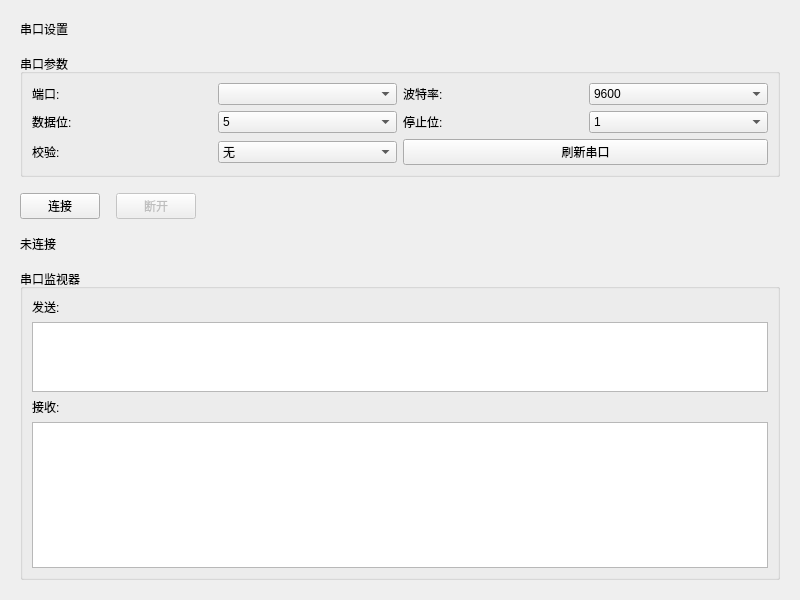
First picture: the form in src/ui/serial_panel.ui, repository IceSugarZxy/MARS-pro, before the edit.
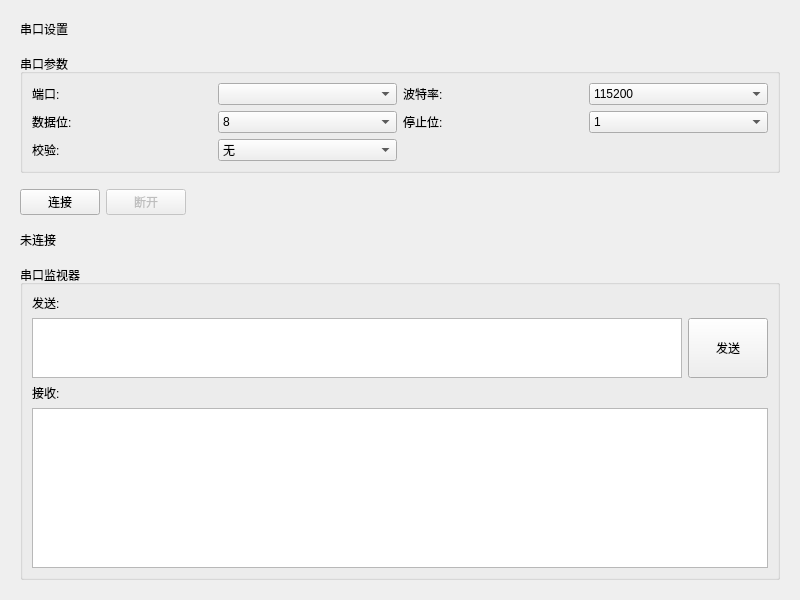
Second picture: the form after the edit.

Commit message:
Fix offset calibration race conditions and improve serial data processing
- Add _offset_calibrating flag to prevent position query interfering with calibration
- Use QTimer.singleShot instead of time.sleep in counter_measurer
- Fix process_offset_data and process_measure_data byte buffer handling
- Change blocking get(timeout=) to non-blocking get_nowait + sleep pattern
- Add offset calibration dialog with progress bar (TestConfigPanel)
- Remove position_panel (merged into test_config_panel)
- Clean up excessive debug logging

```diff
--- a/src/ui/serial_panel.ui
+++ b/src/ui/serial_panel.ui
@@ -13,7 +13,7 @@
   <property name="windowTitle">
    <string>串口设置</string>
   </property>
-  <layout class="QVBoxLayout" name="main_layout">
+  <layout class="QGridLayout" name="main_layout">
    <property name="leftMargin">
     <number>20</number>
    </property>
@@ -26,18 +26,36 @@
    <property name="bottomMargin">
     <number>20</number>
    </property>
-   <property name="spacing">
+   <property name="horizontalSpacing">
     <number>16</number>
    </property>
-   <!-- 标题 -->
-   <item>
+   <property name="verticalSpacing">
+    <number>16</number>
+   </property>
+   <!-- 标题区域 -->
+   <item row="0" column="0">
     <widget class="QLabel" name="panel_title">
      <property name="text">
       <string>串口设置</string>
      </property>
     </widget>
    </item>
-   <!-- 串口参数 -->
+   <!-- 串口参数区域 -->
+   <item row="1" column="0">
+    <widget class="QWidget" name="param_section">
+     <layout class="QVBoxLayout" name="param_section_layout">
+      <property name="leftMargin">
+       <number>0</number>
+      </property>
+      <property name="topMargin">
+       <number>0</number>
+      </property>
+      <property name="rightMargin">
+       <number>0</number>
+      </property>
+      <property name="bottomMargin">
+       <number>0</number>
+      </property>
    <item>
     <widget class="QGroupBox" name="param_group">
      <property name="title">
@@ -63,16 +81,44 @@
       </item>
       <item row="0" column="3">
        <widget class="QComboBox" name="baudrate_combo">
+           <property name="currentIndex">
+            <number>4</number>
+           </property>
         <item>
          <property name="text">
           <string>9600</string>
          </property>
         </item>
+           <item>
+            <property name="text">
+             <string>19200</string>
+            </property>
+           </item>
+           <item>
+            <property name="text">
+             <string>38400</string>
+            </property>
+           </item>
+           <item>
+            <property name="text">
+             <string>57600</string>
+            </property>
+           </item>
         <item>
          <property name="text">
           <string>115200</string>
          </property>
         </item>
+           <item>
+            <property name="text">
+             <string>230400</string>
+            </property>
+           </item>
+           <item>
+            <property name="text">
+             <string>460800</string>
+            </property>
+           </item>
         <item>
          <property name="text">
           <string>921600</string>
@@ -89,6 +135,9 @@
       </item>
       <item row="1" column="1">
        <widget class="QComboBox" name="databits_combo">
+           <property name="currentIndex">
+            <number>3</number>
+           </property>
         <item>
          <property name="text">
           <string>5</string>
@@ -163,17 +212,28 @@
         </item>
        </widget>
       </item>
-      <item row="2" column="2" colspan="2">
-       <widget class="QPushButton" name="refresh_btn">
-        <property name="text">
-         <string>刷新串口</string>
-        </property>
+         </layout>
        </widget>
       </item>
      </layout>
     </widget>
    </item>
-   <!-- 连接按钮 -->
+   <!-- 连接按钮区域 -->
+   <item row="2" column="0">
+    <widget class="QWidget" name="btn_section">
+     <layout class="QVBoxLayout" name="btn_section_layout">
+      <property name="leftMargin">
+       <number>0</number>
+      </property>
+      <property name="topMargin">
+       <number>0</number>
+      </property>
+      <property name="rightMargin">
+       <number>0</number>
+      </property>
+      <property name="bottomMargin">
+       <number>0</number>
+      </property>
    <item>
     <layout class="QHBoxLayout" name="btn_layout">
      <item>
@@ -214,8 +274,11 @@
      </item>
     </layout>
    </item>
-   <!-- 状态标签 -->
-   <item>
+     </layout>
+    </widget>
+   </item>
+   <!-- 状态标签区域 -->
+   <item row="3" column="0">
     <widget class="QLabel" name="status_label">
      <property name="text">
       <string>未连接</string>
@@ -225,7 +288,22 @@
      </property>
     </widget>
    </item>
-   <!-- 串口监视器 -->
+   <!-- 串口监视器区域 -->
+   <item row="4" column="0">
+    <widget class="QWidget" name="monitor_section">
+     <layout class="QVBoxLayout" name="monitor_section_layout">
+      <property name="leftMargin">
+       <number>0</number>
+      </property>
+      <property name="topMargin">
+       <number>0</number>
+      </property>
+      <property name="rightMargin">
+       <number>0</number>
+      </property>
+      <property name="bottomMargin">
+       <number>0</number>
+      </property>
    <item>
     <widget class="QGroupBox" name="monitor_group">
      <property name="title">
@@ -240,14 +318,31 @@
        </widget>
       </item>
       <item>
+          <layout class="QHBoxLayout" name="send_layout">
+           <item>
        <widget class="QTextEdit" name="send_text">
         <property name="maximumSize">
          <size>
           <width>16777215</width>
-          <height>80</height>
+               <height>60</height>
          </size>
         </property>
        </widget>
+           </item>
+           <item>
+            <widget class="QPushButton" name="send_btn">
+             <property name="text">
+              <string>发送</string>
+             </property>
+             <property name="maximumSize">
+              <size>
+               <width>80</width>
+               <height>60</height>
+              </size>
+             </property>
+            </widget>
+           </item>
+          </layout>
       </item>
       <item>
        <widget class="QLabel" name="label_receive">
@@ -261,6 +356,9 @@
         <property name="readOnly">
          <bool>true</bool>
         </property>
+          </widget>
+         </item>
+        </layout>
        </widget>
       </item>
      </layout>
```
Lines whose indentation alone changed are shown as unchanged. The commit also changes 24 other files.
